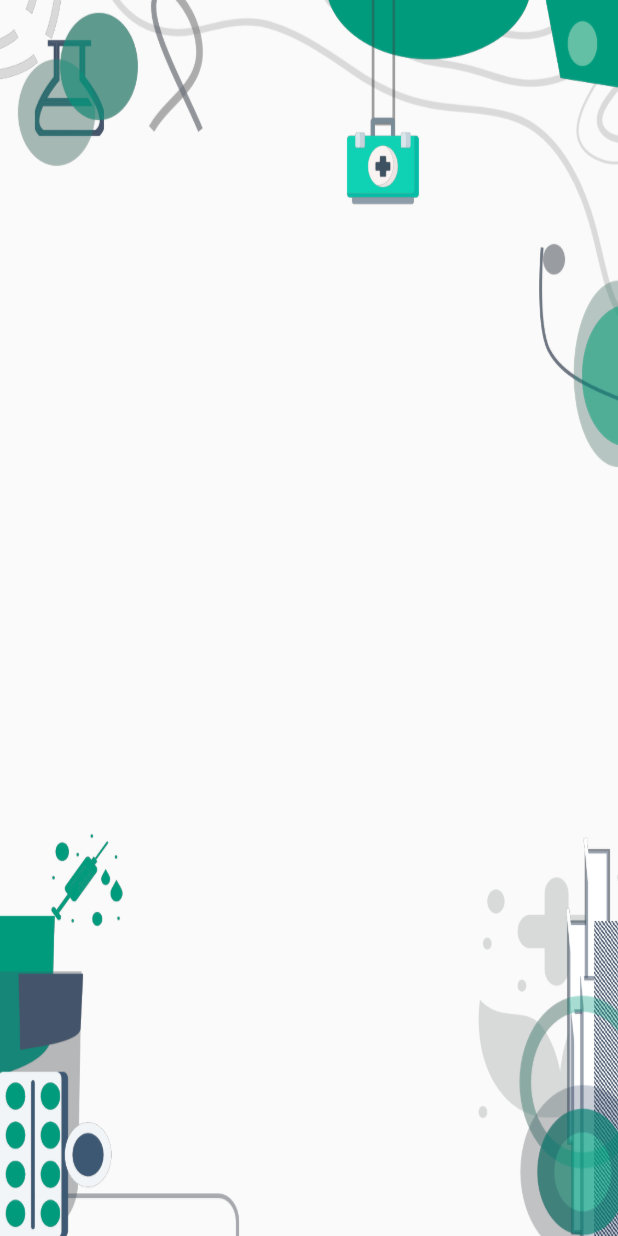
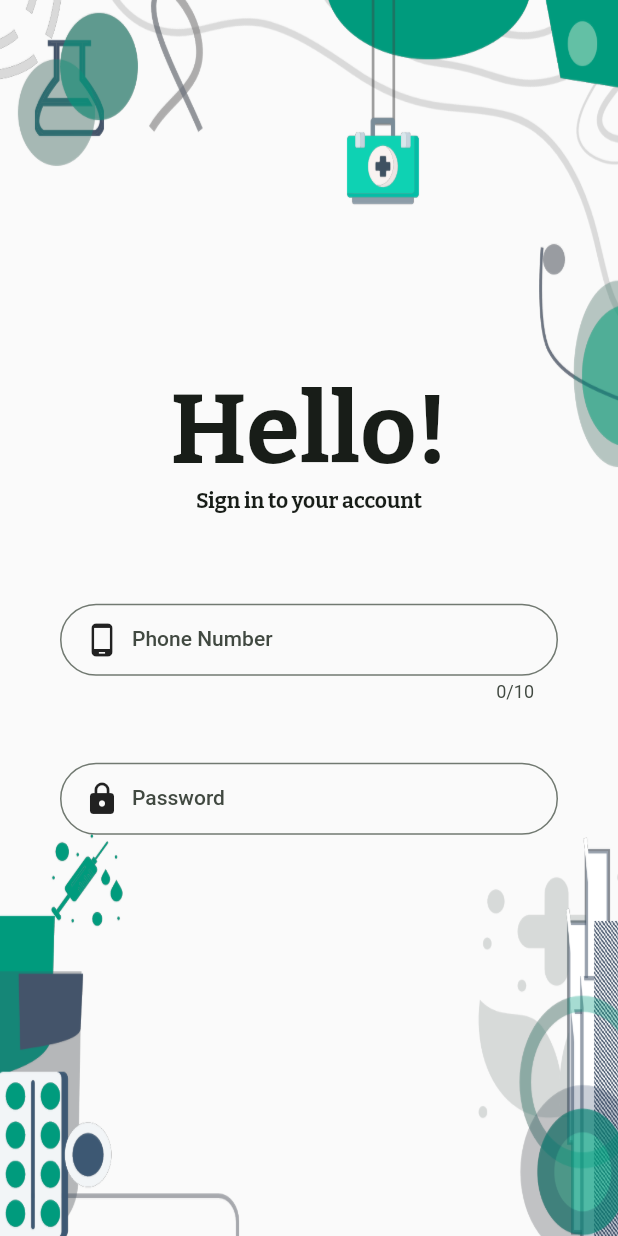
Before and after one commit to yousefabd/Programming_Languages, a Flutter app: the screen it shows after launch, on a phone screen of 412 x 824 dp. Run offline on Flutter 3.47's test engine with Material 2 defaults, Android fonts, the phone set to English and light mode, and no system bars; our stand-ins replace flutter_svg, google_fonts.

Commit message:
Added title and TextFields

```diff
--- a/lib/main.dart
+++ b/lib/main.dart
@@ -1,9 +1,10 @@
 import 'package:flutter/material.dart';
+import 'package:google_fonts/google_fonts.dart';
 import 'package:prog_languages/screens/login.dart';
 
 //adding a seed color
 final kColorScheme =
-    ColorScheme.fromSeed(seedColor: Color.fromARGB(255, 27, 127, 72));
+    ColorScheme.fromSeed(seedColor: const Color.fromARGB(255, 27, 127, 72));
 void main() {
   runApp(
     MaterialApp(
--- a/lib/screens/login.dart
+++ b/lib/screens/login.dart
@@ -17,13 +17,71 @@ class LogInScreen extends StatelessWidget {
                 fit: BoxFit.fill),
           ),
         ),
-        Padding(
-          padding: const EdgeInsets.symmetric(horizontal: 30, vertical: 325),
+        Center(
           child: Column(
+            mainAxisAlignment: MainAxisAlignment.center,
             mainAxisSize: MainAxisSize.min,
-            children: [],
+            children: [
+              Text(
+                "Hello!",
+                style: GoogleFonts.bitter(
+                    color: Theme.of(context).colorScheme.onBackground,
+                    fontWeight: FontWeight.bold,
+                    fontSize: 65),
+              ),
+              Text(
+                "Sign in to your account",
+                style: GoogleFonts.bitter(
+                  color: Theme.of(context).colorScheme.onBackground,
+                  fontWeight: FontWeight.bold,
+                ),
+              ),
+              const SizedBox(
+                height: 40,
+              ),
+              Padding(
+                padding:
+                    const EdgeInsets.symmetric(horizontal: 40, vertical: 20),
+                child: TextField(
+                  keyboardType: TextInputType.number,
+                  maxLength: 10,
+                  controller: _numberController,
+                  decoration: const InputDecoration(
+                    label: Row(children: [
+                      Icon(Icons.phone_android),
+                      SizedBox(width: 8),
+                      Text('Phone Number')
+                    ]),
+                    border: OutlineInputBorder(
+                      borderRadius: BorderRadius.all(
+                        Radius.circular(30),
+                      ),
+                    ),
+                  ),
+                ),
+              ),
+              Padding(
+                padding:
+                    const EdgeInsets.symmetric(horizontal: 40, vertical: 20),
+                child: TextField(
+                  controller: _passwordController,
+                  decoration: const InputDecoration(
+                    label: Row(children: [
+                      Icon(Icons.lock),
+                      SizedBox(width: 8),
+                      Text('Password')
+                    ]),
+                    border: OutlineInputBorder(
+                      borderRadius: BorderRadius.all(
+                        Radius.circular(30),
+                      ),
+                    ),
+                  ),
+                ),
+              ),
+            ],
           ),
-        ),
+        )
       ]),
     );
   }
```
